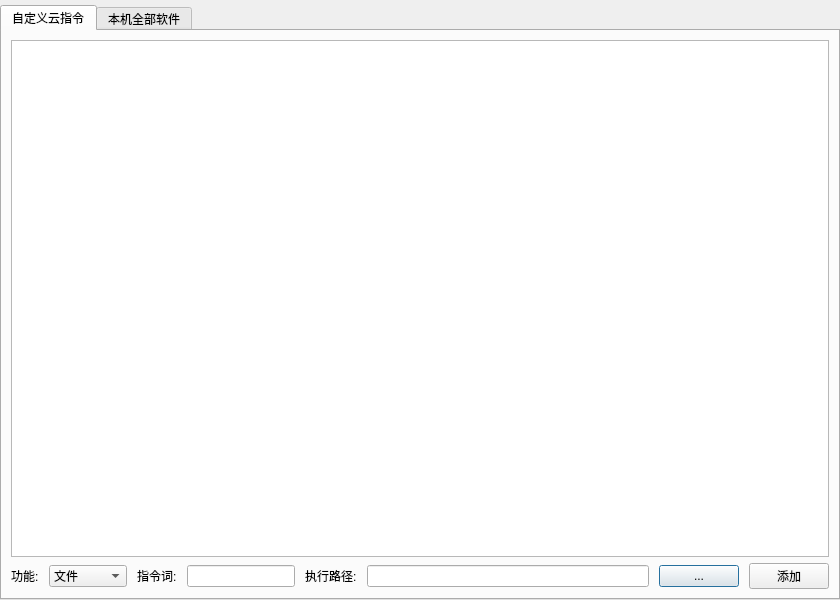
Above: EasyPointer/DialogCloudCmd.ui from wlffeng2008/EasyPointer before the change. Below: the same form after it.
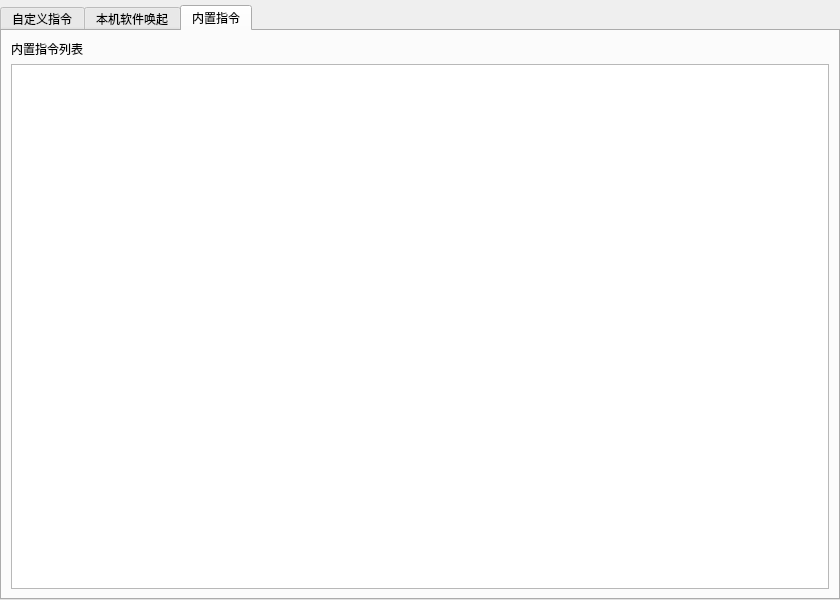
That is the form after the change.

Diff of the .ui file:
```diff
--- a/EasyPointer/DialogCloudCmd.ui
+++ b/EasyPointer/DialogCloudCmd.ui
@@ -32,11 +32,11 @@
    <item>
     <widget class="QTabWidget" name="tabWidget">
      <property name="currentIndex">
-      <number>0</number>
+      <number>2</number>
      </property>
      <widget class="QWidget" name="tab0">
       <attribute name="title">
-       <string>自定义云指令</string>
+       <string>自定义指令</string>
       </attribute>
       <layout class="QVBoxLayout" name="verticalLayout">
        <item>
@@ -128,7 +128,7 @@
      </widget>
      <widget class="QWidget" name="tab1">
       <attribute name="title">
-       <string>本机全部软件</string>
+       <string>本机软件唤起</string>
       </attribute>
       <layout class="QVBoxLayout" name="verticalLayout_3">
        <item>
@@ -194,6 +194,23 @@
        </item>
       </layout>
      </widget>
+     <widget class="QWidget" name="tab2">
+      <attribute name="title">
+       <string>内置指令</string>
+      </attribute>
+      <layout class="QVBoxLayout" name="verticalLayout_5">
+       <item>
+        <widget class="QLabel" name="labelTitle2">
+         <property name="text">
+          <string>内置指令列表</string>
+         </property>
+        </widget>
+       </item>
+       <item>
+        <widget class="QTableView" name="tableView1"/>
+       </item>
+      </layout>
+     </widget>
     </widget>
    </item>
   </layout>
```
